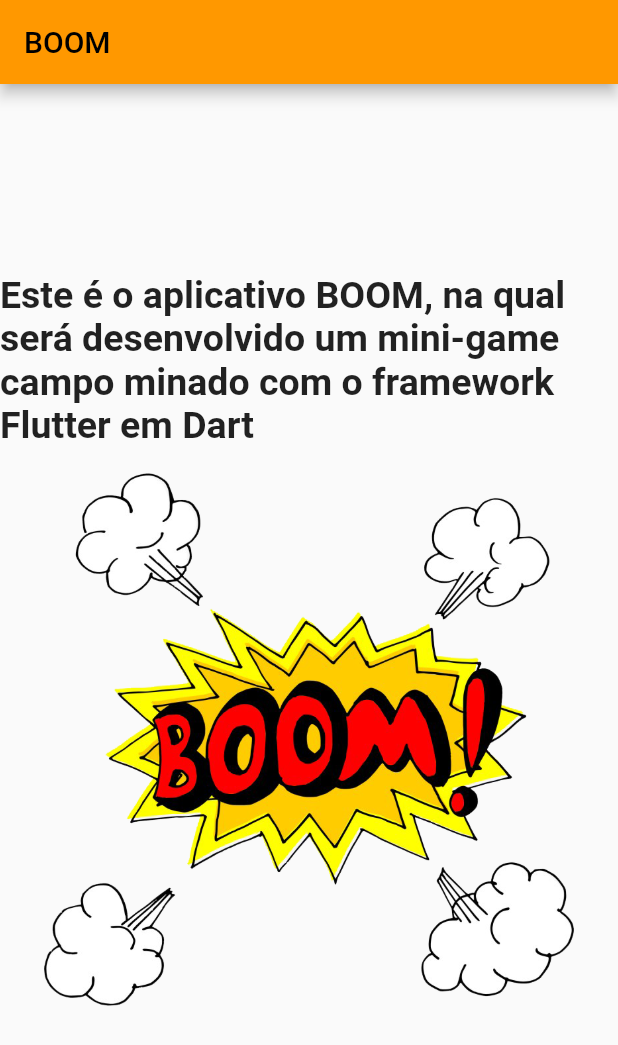
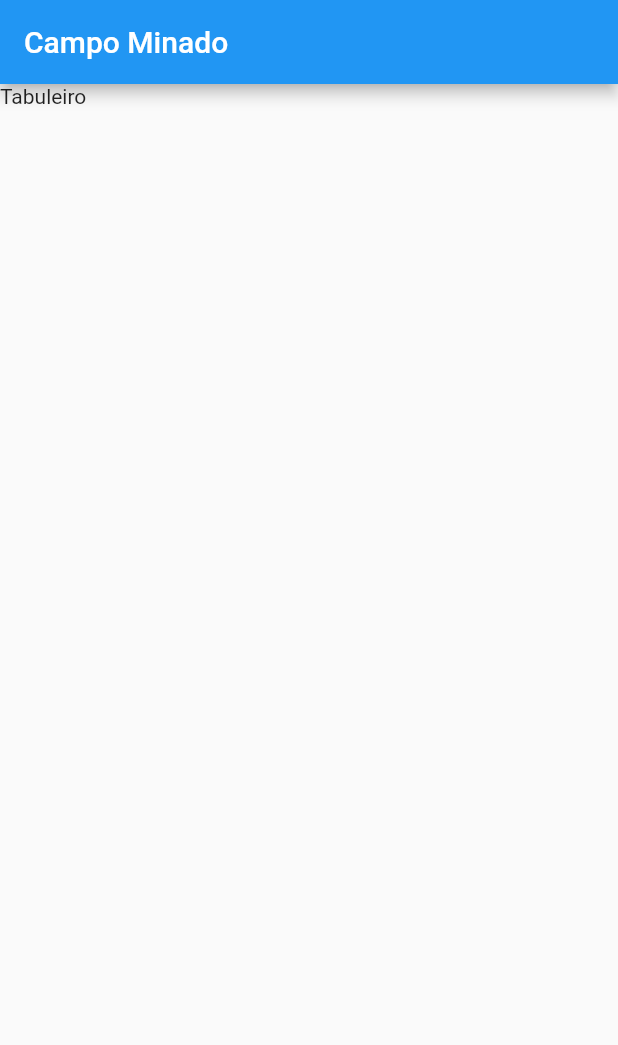
Before and after one commit to WillianColombo/condomineFail, a Flutter app: the screen it shows after launch, on a phone screen of 412 x 824 dp. Shown: the top 1045 px of the screen. Run offline on Flutter 3.47's test engine with Material 2 defaults, Android fonts, the light colour scheme and no system bars.

Commit message:
Atualizações: Parte lógica do projeto.  - Classe campo.dart  - Classe tabuleiro.dart Testes referentes as classes citadas acima.  - Classe campo_test.dart  - Classe tabuleiro_test.dart Início interface (com problemas).

```diff
--- a/boom/lib/main.dart
+++ b/boom/lib/main.dart
@@ -1,61 +1,4 @@
 import 'package:flutter/material.dart';
+import 'screens/campo_minado_app.dart';
 
-void main() {
-  runApp(const MyApp());
-}
-
-class MyApp extends StatelessWidget {
-  const MyApp({super.key});
-
-  @override
-  Widget build(BuildContext context) {
-    return MaterialApp(
-      debugShowCheckedModeBanner: false,
-      title: 'Flutter Demo',
-      theme: ThemeData(
-        primarySwatch: Colors.orange,
-      ),
-      home: const MyHomePage(title: 'BOOM'),
-    );
-  }
-}
-
-
-
-class MyHomePage extends StatefulWidget {
-  const MyHomePage({super.key, required this.title});
-
-  final String title;
-
-  @override
-  State<MyHomePage> createState() => _MyHomePageState();
-}
-
-class _MyHomePageState extends State<MyHomePage> {
-
-  @override
-  Widget build(BuildContext context) {
-    return Scaffold(
-      appBar: AppBar(
-        title: Text(widget.title),
-      ),
-      body: Center(
-        child: Column(
-          mainAxisAlignment: MainAxisAlignment.center,
-          children: <Widget>[
-            const Text(
-              'Este é o aplicativo BOOM, na qual será desenvolvido um mini-game campo minado com o framework Flutter em Dart',
-              style: TextStyle(fontSize: 25, fontWeight: FontWeight.bold)
-            ),
-            SizedBox(
-              width: 400,
-              height: 400,
-              child: Image.asset('assets/images/boom.png'),
-            )
-          ],
-        ),
-      ),
-    );
-
-  }
-}
+void main() => runApp(CampoMinadoApp());
--- /dev/null
+++ b/boom/lib/models/explosao_exception.dart
@@ -0,0 +1 @@
+class ExplosaoException implements Exception {}
--- /dev/null
+++ b/boom/lib/models/tabuleiro.dart
@@ -0,0 +1,70 @@
+import 'dart:math';
+import 'package:flutter/foundation.dart';
+import 'campo.dart';
+
+class Tabuleiro {
+  final int linhas;
+  final int colunas;
+  final int qtdeBombas;
+
+  final List<Campo> _campos = [];
+
+  Tabuleiro({
+    required this.linhas,
+    required this.colunas,
+    required this.qtdeBombas,
+  }) {
+    _criarCampos();
+    _relacionarVizinhos();
+  }
+
+  void reiniciar () {
+    _campos.forEach((c) => c.reiniciar());
+    _sortearMinas();
+  }
+
+  void revelarBombas(){
+    _campos.forEach((c) => c.revelarBomba());
+  }
+
+  void _criarCampos() {
+    for(int l = 0; l < linhas; l++) {
+      for(int c = 0; c < colunas; c++) {
+        _campos.add(Campo(linha: l, coluna: c));
+      }
+    }
+  }
+
+  void _relacionarVizinhos() {
+    for(var campo in _campos) {
+      for(var vizinho in _campos) {
+        campo.adicionarVizinho(vizinho);
+      }
+    }
+  }
+
+  void _sortearMinas() {
+    int sorteadas = 0;
+
+    if(qtdeBombas < linhas * colunas) {
+      return;
+    }
+
+    while(sorteadas < qtdeBombas) {
+      int i = Random().nextInt(_campos.length);
+
+      if(!_campos[i].minado) {
+        sorteadas++;
+        _campos[i].minar();
+      }
+    }
+  }
+
+  List<Campo> get campos {
+    return _campos;
+  }
+
+  bool get resolvido {
+    return _campos.every((c) => c.resolvido);
+  }
+}
--- /dev/null
+++ b/boom/lib/screens/campo_minado_app.dart
@@ -0,0 +1,19 @@
+import 'package:flutter/material.dart';
+
+class CampoMinadoApp extends StatelessWidget {
+  const CampoMinadoApp({super.key});
+
+  @override
+  Widget build(BuildContext context) {
+    return MaterialApp(
+      home: Scaffold(
+        appBar: AppBar(
+          title: const Text('Campo Minado'),
+        ),
+        body: Container(
+          child: const Text('Tabuleiro'),
+        )
+      )
+    );
+  }
+}
```
Also changed, not shown: boom/lib/models/campo.dart (added, +99 -0 lines), 3 other files.
